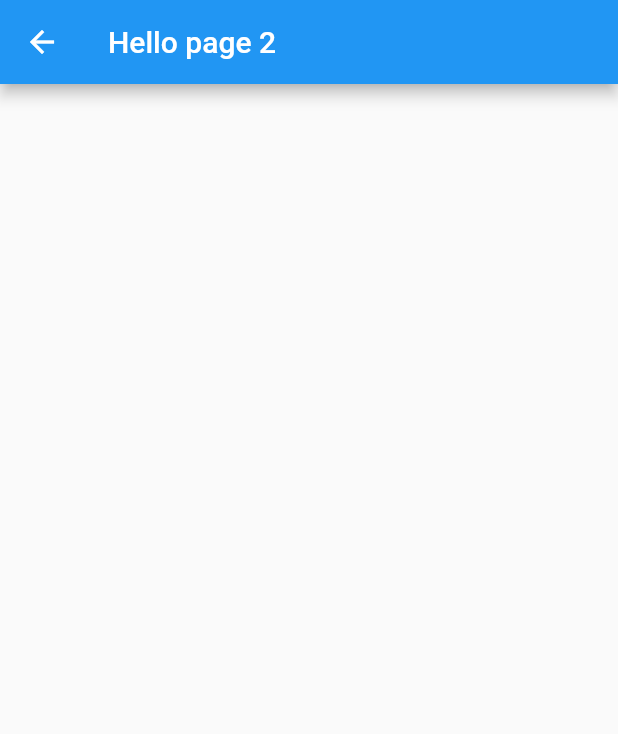
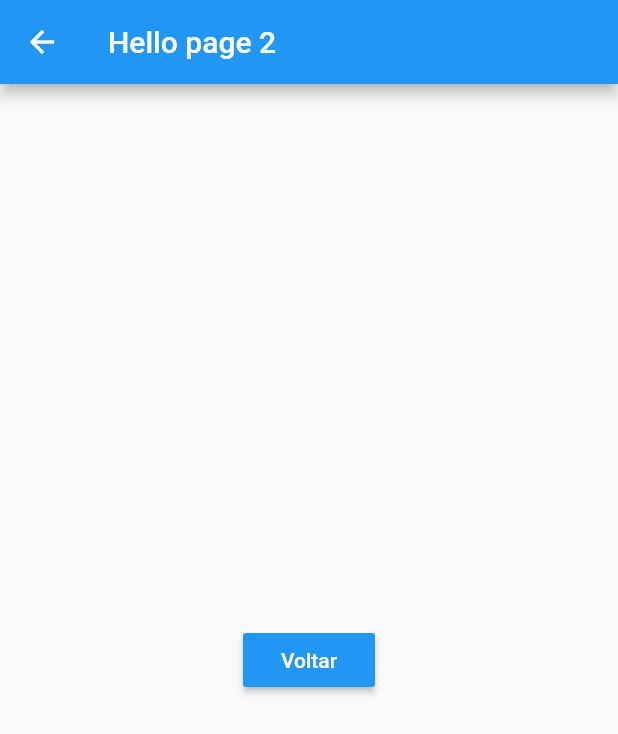
Before and after one commit to eliezerantonio/flutter_essencial, a Flutter app: the screen it shows after launch, after a tap on "Page 2", on a phone screen of 412 x 824 dp. Shown: the top 734 px of the screen. Run offline on Flutter 3.47's test engine with Material 2 defaults, Android fonts, the light colour scheme and no system bars.

Commit message:
passando e recuperando valor ao voltar

```diff
--- a/basico_e_widgets/lib/home_Screen.dart
+++ b/basico_e_widgets/lib/home_Screen.dart
@@ -79,13 +79,14 @@ class HomeScreen extends StatelessWidget {
     );
   }
 
-  void _onClickNavigator(BuildContext context, Widget page) {
-    Navigator.push(
+  void _onClickNavigator(BuildContext context, Widget page) async {
+    String s = await Navigator.push(
       context,
       MaterialPageRoute(
         builder: (context) => page,
       ),
     );
+    print(s);
   }
 
   _buttons(
--- a/basico_e_widgets/lib/screens/hello_page2.dart
+++ b/basico_e_widgets/lib/screens/hello_page2.dart
@@ -9,7 +9,20 @@ class HelloPage2 extends StatelessWidget {
       appBar: AppBar(
         title: Text("Hello page 2"),
       ),
-      body: Container(),
+      body: _body(context, "Voltar"),
     );
   }
+
+  _body(BuildContext context, String text) {
+    return Center(
+      child: RaisedButton(
+        color: Colors.blue,
+        textColor: Colors.white,
+        onPressed: () => _onClickVoltar(context),
+        child: Text(text),
+      ),
+    );
+  }
+
+  void _onClickVoltar(BuildContext context) => Navigator.pop(context, "Tela 2");
 }
```
Also changed, not shown: basico_e_widgets/lib/screens/hello_page3.dart (+14 -1 lines).
